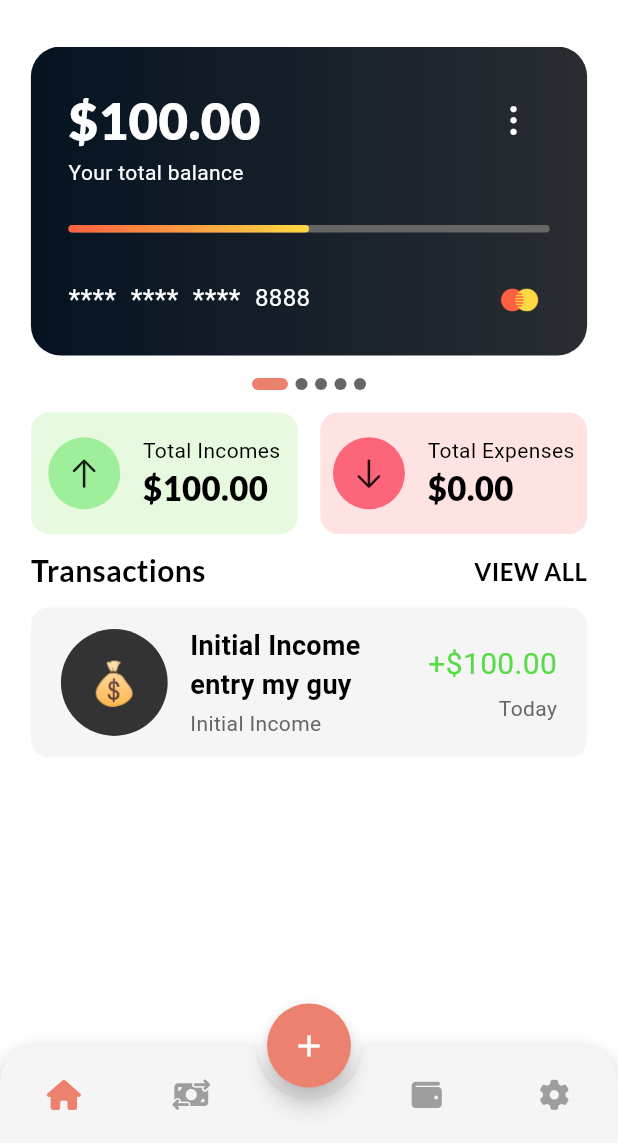
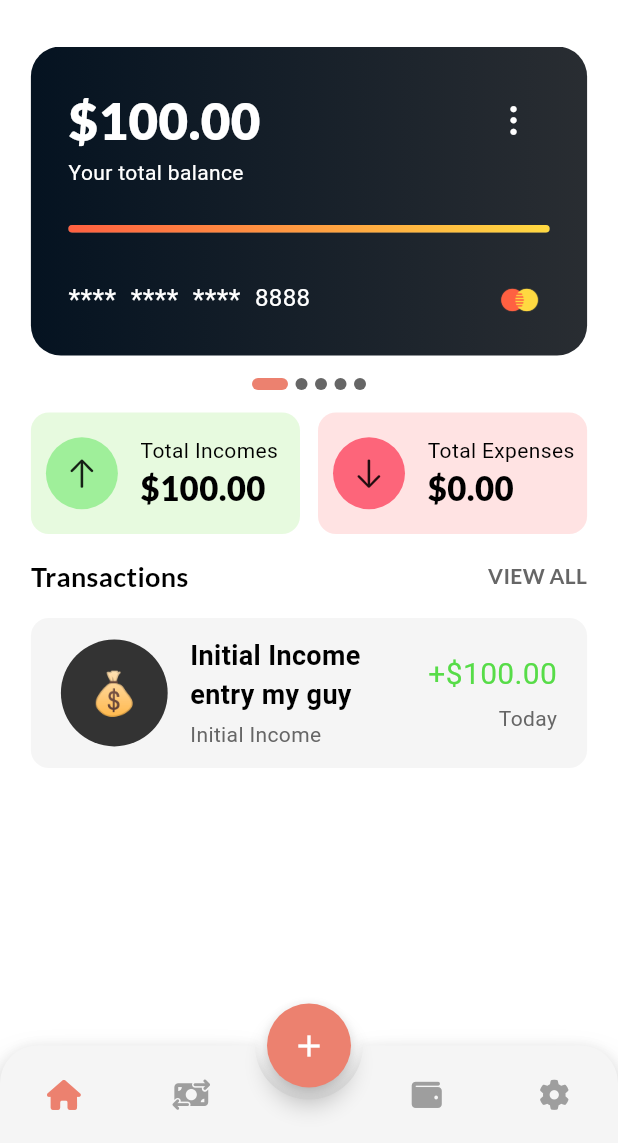
Before and after one commit to AkkiRa69/Track-Luy, a Flutter app: the screen it shows after launch, on a phone screen of 412 x 824 dp, the part 93-1236 px from its top. Run offline on Flutter 3.47's test engine with Material 3 defaults, Android fonts, the phone set to English and light mode, and no system bars; drawn by our look-alikes of animated_bottom_navigation_bar, percent_indicator, smooth_page_indicator; our stand-ins replace font_awesome_flutter, google_fonts, isar, quickalert, toggle_switch; accounts and stored records are empty; generated files the repository leaves out were written again.

Commit message:
done with homepage

```diff
--- a/lib/components/income_tile.dart
+++ b/lib/components/income_tile.dart
@@ -25,7 +25,7 @@ class _IncomeTileState extends State<IncomeTile> {
   TextEditingController cateNameController = TextEditingController();
   String selectedCategory = '';
   DateTime selectedDate = DateTime.now();
-  int currentIndex = 0;
+  int currentIndex = 1;
   bool isSelected = false;
   List categories = [];
 
--- a/lib/components/my_card.dart
+++ b/lib/components/my_card.dart
@@ -4,12 +4,29 @@ import 'package:google_fonts/google_fonts.dart';
 import 'package:percent_indicator/linear_percent_indicator.dart';
 
 class MyCard extends StatelessWidget {
-  final List<Color> colors;
-  final double totalBalance;
-  const MyCard({super.key, required this.colors, required this.totalBalance});
+  List<Color> colors;
+  double totalBalance;
+  double totalIncome;
+
+  MyCard({
+    super.key,
+    required this.colors,
+    required this.totalBalance,
+    required this.totalIncome,
+  });
 
   @override
   Widget build(BuildContext context) {
+    double percent;
+    if (totalIncome != 0) {
+      percent = totalBalance / totalIncome;
+    } else {
+      percent = 0; // or handle this case as per your requirements
+    }
+
+    // Ensure the percent is clamped between 0 and 1
+    percent = percent.clamp(0, 1);
+
     return Container(
       margin: EdgeInsets.symmetric(
           horizontal: MediaQuery.of(context).size.width * 0.05),
@@ -61,7 +78,7 @@ class MyCard extends StatelessWidget {
               animationDuration: 1000,
               barRadius: const Radius.circular(15),
               lineHeight: 5,
-              percent: 0.5,
+              percent: percent,
               backgroundColor: Theme.of(context).colorScheme.tertiary,
               linearGradient: const LinearGradient(
                 colors: [
--- a/lib/components/my_image_card.dart
+++ b/lib/components/my_image_card.dart
@@ -5,12 +5,26 @@ import 'package:percent_indicator/linear_percent_indicator.dart';
 
 class MyImageCard extends StatelessWidget {
   final String image;
-  final double totalBalance;
-  const MyImageCard(
-      {super.key, required this.image, required this.totalBalance});
+  double totalBalance;
+  double totalIncome;
+  MyImageCard(
+      {super.key,
+      required this.image,
+      required this.totalBalance,
+      required this.totalIncome});
 
   @override
   Widget build(BuildContext context) {
+    double percent;
+    if (totalIncome != 0) {
+      percent = totalBalance / totalIncome;
+    } else {
+      percent = 0; // or handle this case as per your requirements
+    }
+
+    // Ensure the percent is clamped between 0 and 1
+    percent = percent.clamp(0, 1);
+
     return Container(
       margin: EdgeInsets.symmetric(
           horizontal: MediaQuery.of(context).size.width * 0.05),
@@ -67,7 +81,7 @@ class MyImageCard extends StatelessWidget {
                     animationDuration: 1000,
                     barRadius: const Radius.circular(15),
                     lineHeight: 5,
-                    percent: 0.5,
+                    percent: percent,
                     backgroundColor: Theme.of(context).colorScheme.tertiary,
                     linearGradient: const LinearGradient(
                       colors: [
--- a/lib/pages/home_page.dart
+++ b/lib/pages/home_page.dart
@@ -139,12 +139,14 @@ class _HomePageState extends State<HomePage> {
                             ? MyCard(
                                 totalBalance: totalBalance,
                                 colors: colors1,
+                                totalIncome: totalIncome,
                               )
                             : MyImageCard(
                                 image: index == 1
                                     ? "assets/images/card_back$index.jpg"
                                     : "assets/images/card_back$index.png",
                                 totalBalance: totalBalance,
+                                totalIncome: totalIncome,
                               ),
                       );
                     },
@@ -182,13 +184,16 @@ class _HomePageState extends State<HomePage> {
                       //income
                       Expanded(
                         child: Container(
-                          padding: const EdgeInsets.symmetric(vertical: 15),
+                          padding: const EdgeInsets.only(
+                              top: 15, bottom: 15, left: 10),
                           decoration: BoxDecoration(
                             color: const Color(0xffe7fadf),
                             borderRadius: BorderRadius.circular(12),
                           ),
+                          child: SingleChildScrollView(
+                            scrollDirection: Axis.horizontal,
                             child: Row(
-                            mainAxisAlignment: MainAxisAlignment.center,
+                              mainAxisAlignment: MainAxisAlignment.start,
                               crossAxisAlignment: CrossAxisAlignment.center,
                               children: [
                                 Container(
@@ -221,8 +226,9 @@ class _HomePageState extends State<HomePage> {
                             ),
                           ),
                         ),
+                      ),
                       const SizedBox(
-                        width: 15,
+                        width: 12,
                       ),
                       //expense
                       Expanded(
@@ -231,9 +237,10 @@ class _HomePageState extends State<HomePage> {
                             color: const Color(0xffffe3e3),
                             borderRadius: BorderRadius.circular(12),
                           ),
-                          padding: const EdgeInsets.symmetric(vertical: 15),
+                          padding: const EdgeInsets.only(
+                              top: 15, bottom: 15, left: 10),
                           child: Row(
-                            mainAxisAlignment: MainAxisAlignment.center,
+                            mainAxisAlignment: MainAxisAlignment.start,
                             crossAxisAlignment: CrossAxisAlignment.center,
                             children: [
                               Container(
@@ -323,23 +330,26 @@ class _HomePageState extends State<HomePage> {
             Padding(
               padding: EdgeInsets.only(
                   left: MediaQuery.of(context).size.width * 0.05,
-                  bottom: 10,
+                  bottom: 15,
                   right: MediaQuery.of(context).size.width * 0.05,
-                  top: 10),
+                  top: 15),
               child: Row(
                 mainAxisAlignment: MainAxisAlignment.spaceBetween,
                 children: [
                   Text(
                     "Transactions",
                     style: GoogleFonts.lato(
-                      fontSize: 20,
+                      fontSize: 18,
                       fontWeight: FontWeight.bold,
                     ),
                   ),
                   Text(
                     "VIEW ALL",
                     style: GoogleFonts.lato(
-                        fontSize: 16, fontWeight: FontWeight.bold),
+                      // fontSize: 16,
+                      fontWeight: FontWeight.bold,
+                      color: Theme.of(context).colorScheme.tertiary,
+                    ),
                   ),
                 ],
               ),
```
Lines whose indentation alone changed are shown as unchanged.
